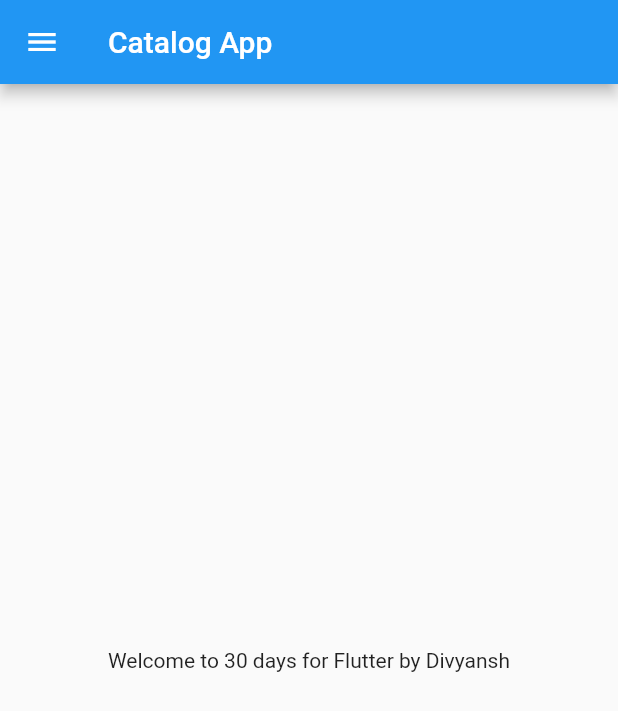
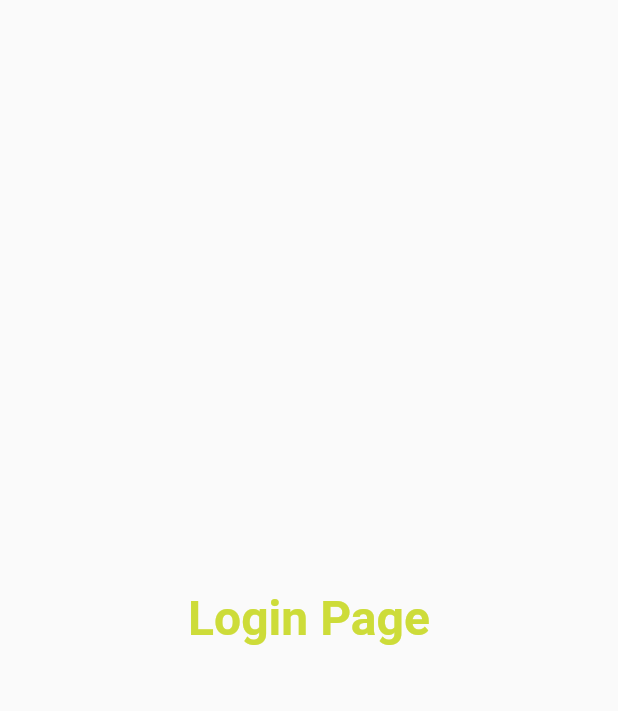
Before and after one commit to be-the-nerd/30DaysOfFlutter, a Flutter app: the screen it shows after launch, on a phone screen of 412 x 824 dp. Shown: the top 711 px of the screen. Run offline on Flutter 3.47's test engine with Material 2 defaults, Android fonts, the phone set to English and light mode, and no system bars; statements that could not run were skipped.

Commit message:
Day 3 completed

```diff
--- a/lib/main.dart
+++ b/lib/main.dart
@@ -1,5 +1,6 @@
 import 'package:flutter/material.dart';
-import 'package:flutter_catalog/home_page.dart';
+import 'package:flutter_catalog/pages/home_page.dart';
+import 'package:flutter_catalog/pages/login_page.dart';
 
 void main() {
   runApp(MyApp());
@@ -8,16 +9,29 @@ void main() {
 class MyApp extends StatelessWidget {
   @override
   Widget build(BuildContext context) {
-    int days = 30;
+    /* int days = 30;
     String name = "Divyansh";
     double piValue = 3.14;
     bool isMale = true;
     num temp = 30.5;  //inherited type of the int and double types
     var day = "Tuesday";
-    const pi = 3.14;
+    const pi = 3.14; */
+
+    bringVegetables(rupees: 50, bag: true);
 
     return MaterialApp(
-      home:HomePage(),
+      theme: ThemeData(primarySwatch: Colors.deepPurple),
+      themeMode: ThemeMode.light,
+      darkTheme: ThemeData(
+        primarySwatch: Colors.green,
+      ),
+      initialRoute: "/home",
+      routes: {
+        "/home": (context) => LoginPage(), //same as new LoginPage()
+        "/login": (context) => LoginPage(),
+      },
     );
   }
 }
+
+bringVegetables({@required bool bag = false, int rupees = 100}) {}
--- /dev/null
+++ b/lib/pages/login_page.dart
@@ -0,0 +1,19 @@
+// ignore_for_file: prefer_const_constructors
+
+import 'package:flutter/material.dart';
+
+class LoginPage extends StatelessWidget {
+  @override
+  Widget build(BuildContext context) {
+    return Material(
+      child: Center(
+        child: Text(
+          "Login Page",
+          style: TextStyle(
+              fontSize: 40, color: Colors.lime, fontWeight: FontWeight.bold),
+          textScaleFactor: 0.8,
+        ),
+      ),
+    );
+  }
+}
```
Also changed, not shown: lib/pages/home_page.dart (line endings or trailing spaces).
